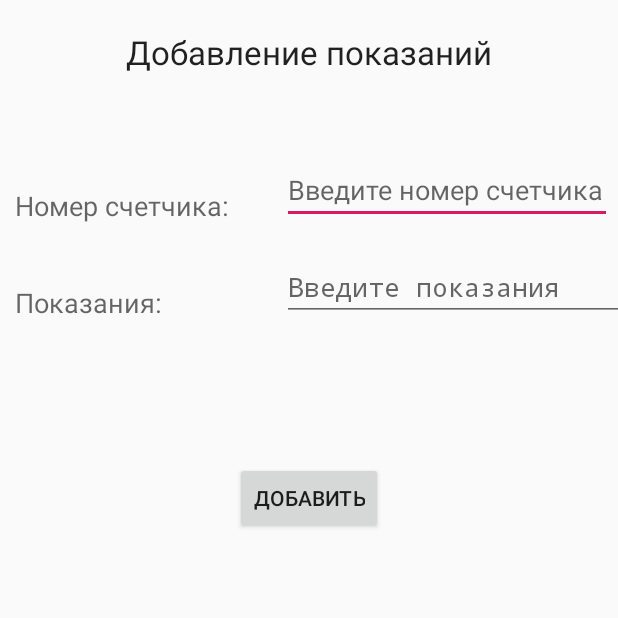
After one commit to Vladislav001/lab3msist, an Android app: the AddActivity screen opened directly, with no data from a screen before it, on a phone screen of 412 x 824 dp, the top half of it. The commit adds this screen. Run offline under Robolectric (Android 15) with nearby library versions, the phone set to English and light mode, and no system bars.

Commit message:
Добавил страницы детальной и добавления

```diff
--- a/app/src/main/AndroidManifest.xml
+++ b/app/src/main/AndroidManifest.xml
@@ -23,6 +23,8 @@
         </activity>
         <activity android:name=".DetailActivity">
         </activity>
+        <activity android:name=".AddActivity">
+        </activity>
     </application>
 
 </manifest>
--- /dev/null
+++ b/app/src/main/java/com/example/lab3_msist/AddActivity.java
@@ -0,0 +1,22 @@
+package com.example.lab3_msist;
+
+import android.app.Activity;
+import android.content.Intent;
+import android.os.Bundle;
+import android.view.View;
+import android.widget.Toast;
+
+public class AddActivity extends Activity {
+
+    @Override
+    protected void onCreate(Bundle savedInstanceState) {
+        super.onCreate(savedInstanceState);
+        setContentView(R.layout.add_activity);
+
+    }
+
+    // Обрабатываем нажатие кнопки "Добавить показания":
+    public void Add(View view) {
+        Toast.makeText(getApplicationContext(), "ПЫТАЕМСЯ ДОБАВИТЬ", Toast.LENGTH_SHORT).show();
+    }
+}
--- a/app/src/main/java/com/example/lab3_msist/ProfileActivity.java
+++ b/app/src/main/java/com/example/lab3_msist/ProfileActivity.java
@@ -20,8 +20,10 @@ import org.json.JSONObject;
 import java.io.IOException;
 import java.util.ArrayList;
 
+import okhttp3.FormBody;
 import okhttp3.OkHttpClient;
 import okhttp3.Request;
+import okhttp3.RequestBody;
 import okhttp3.Response;
 
 // http://developer.alexanderklimov.ru/android/views/listview.php
@@ -44,9 +46,13 @@ public class ProfileActivity extends Activity{
                 .build();
         new ProfileActivity.AsyncHttpRequest().execute(request);
 
+    }
 
 
-
+    // Обрабатываем нажатие кнопки "Добавить показания":
+    public void AddCounter(View view) {
+        Intent intent = new Intent(ProfileActivity.this, AddActivity.class);
+        startActivity(intent);
     }
 
 
--- /dev/null
+++ b/app/src/main/res/layout/add_activity.xml
@@ -0,0 +1,82 @@
+<?xml version="1.0" encoding="utf-8"?>
+<LinearLayout xmlns:android="http://schemas.android.com/apk/res/android"
+    android:orientation="vertical" android:layout_width="match_parent"
+    android:layout_height="match_parent">
+
+    <RelativeLayout
+        android:layout_width="match_parent"
+        android:layout_height="match_parent"
+        >
+
+        <TextView
+            android:id="@+id/AddCounter"
+            android:layout_width="wrap_content"
+            android:layout_height="wrap_content"
+            android:layout_alignParentTop="true"
+            android:layout_centerHorizontal="true"
+            android:layout_marginTop="20dp"
+            android:text="Добавление показаний"
+            android:textAppearance="?android:attr/textAppearanceLarge" />
+
+        <TextView
+            android:id="@+id/number_text"
+            android:layout_width="wrap_content"
+            android:layout_height="wrap_content"
+            android:layout_alignParentLeft="true"
+            android:layout_below="@+id/AddCounter"
+            android:layout_marginTop="75dp"
+            android:layout_marginLeft="10dp"
+            android:text="Номер счетчика:"
+            android:textAppearance="?android:attr/textAppearanceMedium" />
+
+        <EditText
+            android:id="@+id/edit_number"
+            android:layout_width="220dp"
+            android:layout_height="wrap_content"
+            android:layout_alignBottom="@+id/number_text"
+            android:layout_marginLeft="35dp"
+            android:layout_marginBottom="0dp"
+            android:layout_toRightOf="@+id/number_text"
+            android:hint="Введите номер счетчика">
+
+            <requestFocus />
+        </EditText>
+
+        <TextView
+            android:id="@+id/data_text"
+            android:layout_width="wrap_content"
+            android:layout_height="wrap_content"
+            android:layout_alignLeft="@+id/number_text"
+            android:layout_below="@+id/number_text"
+            android:layout_marginTop="40dp"
+            android:text="Показания:"
+            android:textAppearance="?android:attr/textAppearanceMedium" />
+
+        <EditText
+            android:id="@+id/edit_password"
+            android:layout_width="212dp"
+            android:layout_height="wrap_content"
+            android:layout_alignLeft="@+id/edit_number"
+            android:layout_alignRight="@+id/edit_number"
+            android:layout_alignBottom="@+id/data_text"
+            android:layout_marginRight="-161dp"
+            android:layout_marginBottom="0dp"
+            android:hint="Введите показания"
+            android:inputType="textPassword" />
+
+        <Button
+            android:id="@+id/button_add"
+            android:layout_width="wrap_content"
+            android:layout_height="wrap_content"
+            android:layout_below="@+id/edit_password"
+            android:layout_centerHorizontal="true"
+            android:layout_marginTop="94dp"
+            android:onClick="Add"
+            android:text="Добавить" />
+
+
+
+
+    </RelativeLayout>
+
+</LinearLayout>
--- a/app/src/main/res/layout/detail_activity.xml
+++ b/app/src/main/res/layout/detail_activity.xml
@@ -3,4 +3,25 @@
     android:orientation="vertical" android:layout_width="match_parent"
     android:layout_height="match_parent">
 
+    <RelativeLayout
+        android:layout_width="match_parent"
+        android:layout_height="match_parent"
+        >
+
+        <TextView
+            android:id="@+id/DetailCounter"
+            android:layout_width="wrap_content"
+            android:layout_height="wrap_content"
+            android:layout_alignParentTop="true"
+            android:layout_centerHorizontal="true"
+            android:layout_marginTop="20dp"
+            android:text="Детальная"
+            android:textAppearance="?android:attr/textAppearanceLarge" />
+
+
+
+
+
+    </RelativeLayout>
+
 </LinearLayout>
--- a/app/src/main/res/layout/profile_activity.xml
+++ b/app/src/main/res/layout/profile_activity.xml
@@ -5,6 +5,15 @@
     android:orientation="vertical"
     android:layout_width="match_parent"
     android:layout_height="match_parent">
+    <Button
+        android:id="@+id/button_add_counter"
+        android:layout_width="wrap_content"
+        android:layout_height="wrap_content"
+        android:layout_below="@+id/edit_password"
+        android:layout_centerHorizontal="true"
+        android:layout_marginTop="15dp"
+        android:onClick="AddCounter"
+        android:text="Добавить показания" />
 
 <!--    <TextView-->
 <!--        android:layout_width="wrap_content"-->
```
